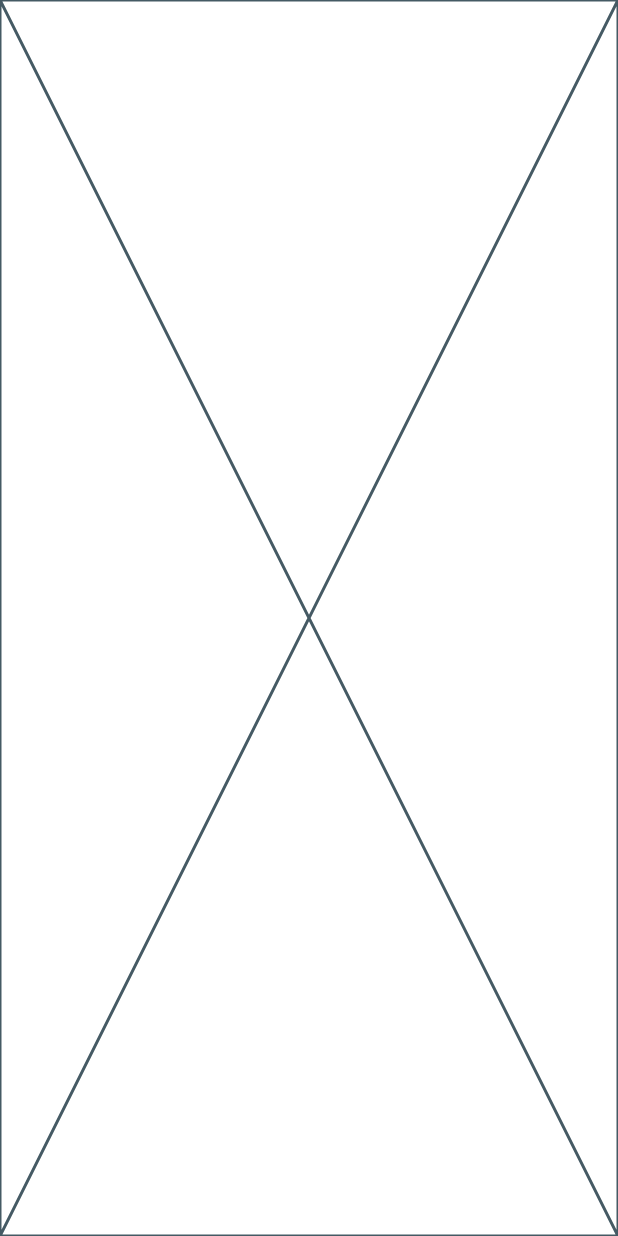
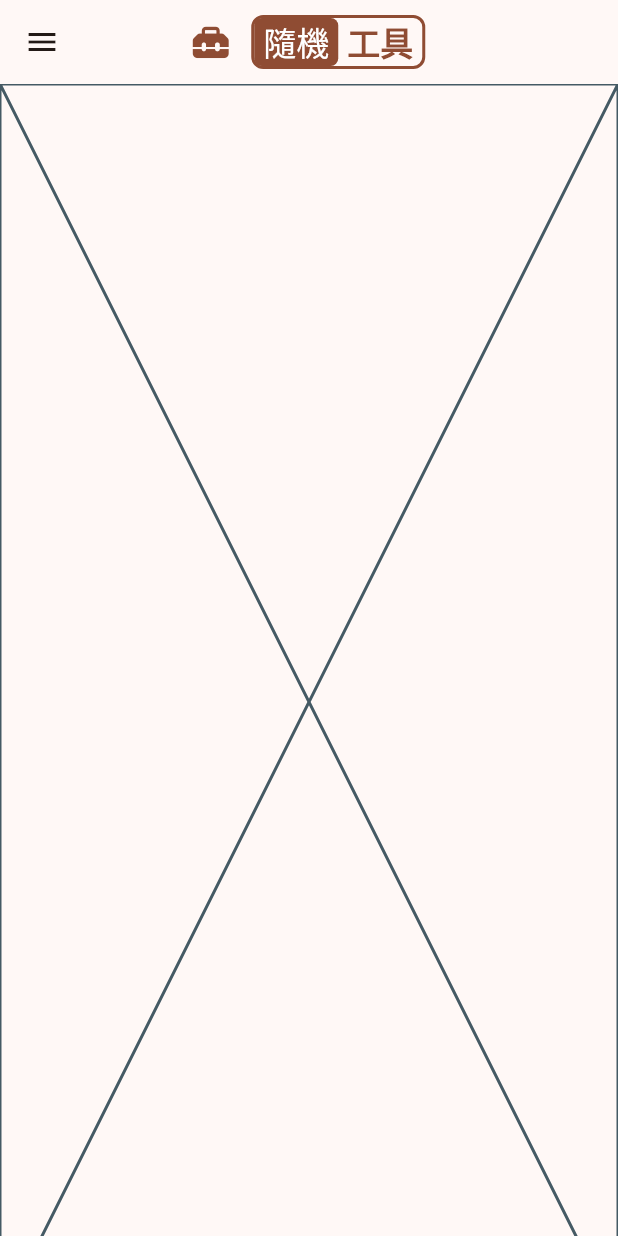
Before and after one commit to an920107/random-tools, a Flutter app: the screen it shows after launch, on a phone screen of 412 x 824 dp. Run offline on Flutter 3.47's test engine with Material 3 defaults, Android fonts, the phone set to English and light mode, and no system bars; our stand-ins replace font_awesome_flutter, go_router, responsive_framework, url_strategy.

Commit message:
feat: random number

```diff
--- /dev/null
+++ b/devtools_options.yaml
@@ -0,0 +1 @@
+extensions:
--- a/lib/main.dart
+++ b/lib/main.dart
@@ -1,23 +1,55 @@
-import 'package:flutter/material.dart';
-import 'package:random_tools/view/home_page.dart';
+import 'package:flutter/material.dart' hide Router;
+import 'package:go_router/go_router.dart';
+import 'package:provider/provider.dart';
+import 'package:random_tools/router/router.dart';
+import 'package:random_tools/view_modle/main_view_model.dart';
+import 'package:random_tools/view_modle/random_number_view_model.dart';
+import 'package:responsive_framework/responsive_framework.dart';
+import 'package:url_strategy/url_strategy.dart';
 
-void main() {
-  runApp(const MyApp());
+Future<void> main() async {
+  // 讓網址後方不會出現 `#`
+  setPathUrlStrategy();
+
+  WidgetsFlutterBinding.ensureInitialized();
+
+  // Go_Router 8.0.0 migration
+  GoRouter.optionURLReflectsImperativeAPIs = true;
+
+  runApp(const App());
 }
 
-class MyApp extends StatelessWidget {
-  const MyApp({super.key});
+class App extends StatelessWidget {
+  const App({super.key});
 
   @override
   Widget build(BuildContext context) {
-    return MaterialApp(
-      debugShowCheckedModeBanner: false,
-      title: "Random Tool",
-      theme: ThemeData(
-        colorScheme: ColorScheme.fromSeed(seedColor: Colors.amber),
-        useMaterial3: true,
-      ),
-      home: const HomePage(),
+    return MultiProvider(
+      providers: [
+        Provider(create: (_) => MainViewModel()),
+        ChangeNotifierProvider(create: (_) => RandomNumberViewModel()),
+      ],
+      child: Builder(builder: (context) {
+        return MaterialApp.router(
+          builder: (context, child) => ResponsiveBreakpoints.builder(
+            breakpoints: const [
+              Breakpoint(start: 0, end: 720, name: MOBILE),
+              Breakpoint(start: 721, end: 1280, name: TABLET),
+              Breakpoint(start: 1281, end: double.infinity, name: DESKTOP),
+            ],
+            child: child!,
+          ),
+          debugShowCheckedModeBanner: false,
+          title: "Random Tool",
+          theme: ThemeData(
+            // textTheme: GoogleFonts.notoSansTcTextTheme(Theme.of(context).textTheme),
+            colorScheme: ColorScheme.fromSeed(
+                seedColor: context.read<MainViewModel>().randomColor),
+            useMaterial3: true,
+          ),
+          routerConfig: Router.router,
+        );
+      }),
     );
   }
 }
--- /dev/null
+++ b/lib/router/router.dart
@@ -0,0 +1,20 @@
+import 'package:go_router/go_router.dart';
+import 'package:random_tools/router/routes.dart';
+import 'package:random_tools/view/home_page.dart';
+import 'package:random_tools/view/page/random_number_page.dart';
+
+abstract class Router {
+  static GoRouter get router => GoRouter(
+        initialLocation: Routes.root.path,
+        routes: [
+          GoRoute(
+            path: Routes.root.path,
+            builder: (_, __) => const HomePage(),
+          ),
+          GoRoute(
+            path: Routes.number.path,
+            builder: (_, __) => const RandomNumberPage(),
+          ),
+        ],
+      );
+}
--- /dev/null
+++ b/lib/router/routes.dart
@@ -0,0 +1,10 @@
+enum Routes {
+  root("/"),
+  number("/number"),
+  lot("/lot"),
+  order("/order");
+
+  final String path;
+
+  const Routes(this.path);
+}
--- /dev/null
+++ b/lib/view/base/base_app_bar.dart
@@ -0,0 +1,97 @@
+import 'package:flutter/material.dart';
+import 'package:font_awesome_flutter/font_awesome_flutter.dart';
+import 'package:random_tools/extension/responosive_extension.dart';
+import 'package:responsive_framework/responsive_framework.dart';
+
+class BaseAppBar extends StatelessWidget implements PreferredSizeWidget {
+  const BaseAppBar({super.key});
+
+  @override
+  Widget build(BuildContext context) {
+    final breakpoint = ResponsiveBreakpoints.of(context);
+
+    return AppBar(
+      automaticallyImplyLeading: false,
+      surfaceTintColor: Colors.transparent,
+      titleSpacing: breakpoint.sidePadding,
+      title: Row(
+        mainAxisSize: MainAxisSize.min,
+        children: [
+          Icon(
+            FontAwesomeIcons.toolbox,
+            color: Theme.of(context).colorScheme.primary,
+          ),
+          const SizedBox(width: 15),
+          Container(
+            decoration: BoxDecoration(
+              border: Border.all(
+                  color: Theme.of(context).colorScheme.primary, width: 2),
+              borderRadius: BorderRadius.circular(8),
+            ),
+            child: Row(
+              children: [
+                Container(
+                  padding:
+                      const EdgeInsets.symmetric(vertical: 2, horizontal: 6),
+                  decoration: BoxDecoration(
+                    borderRadius: BorderRadius.circular(5),
+                    color: Theme.of(context).colorScheme.primary,
+                  ),
+                  child: Text(
+                    "隨機",
+                    style: TextStyle(
+                      color: Theme.of(context).colorScheme.onPrimary,
+                    ),
+                  ),
+                ),
+                Padding(
+                  padding:
+                      const EdgeInsets.symmetric(vertical: 2, horizontal: 6),
+                  child: Text(
+                    "工具",
+                    style: TextStyle(
+                      color: Theme.of(context).colorScheme.primary,
+                      fontWeight: FontWeight.bold,
+                    ),
+                  ),
+                ),
+              ],
+            ),
+          ),
+        ],
+      ),
+
+      leading: breakpoint.isMobile
+          ? IconButton(
+              onPressed: () => Scaffold.of(context).openDrawer(),
+              icon: const Icon(Icons.menu),
+            )
+          : null,
+
+      // 手機介面標題置中
+      centerTitle: breakpoint.isMobile,
+
+      // 手機不顯示 nav options
+      actions: breakpoint.largerThan(MOBILE)
+          ? [
+              TextButton(
+                onPressed: () {},
+                child: const Text("亂數"),
+              ),
+              TextButton(
+                onPressed: () {},
+                child: const Text("抽籤"),
+              ),
+              TextButton(
+                onPressed: () {},
+                child: const Text("排序"),
+              ),
+              SizedBox(width: breakpoint.sidePadding),
+            ]
+          : [const SizedBox()],
+    );
+  }
+
+  @override
+  Size get preferredSize => const Size.fromHeight(kToolbarHeight);
+}
--- /dev/null
+++ b/lib/view/base/base_scafflod.dart
@@ -0,0 +1,30 @@
+import 'package:flutter/material.dart';
+import 'package:random_tools/view/base/base_app_bar.dart';
+import 'package:random_tools/view/base/base_footer.dart';
+
+class BaseScaffold extends StatelessWidget {
+  const BaseScaffold({
+    super.key,
+    this.body,
+  });
+
+  final Widget? body;
+
+  @override
+  Widget build(BuildContext context) {
+    final size = MediaQuery.of(context).size;
+
+    return Scaffold(
+      appBar: const BaseAppBar(),
+      body: ListView(
+        children: [
+          ConstrainedBox(
+            constraints: BoxConstraints(minHeight: size.height),
+            child: body ?? const SizedBox.shrink(),
+          ),
+          const BaseFooter(),
+        ],
+      ),
+    );
+  }
+}
--- a/lib/view/home_page.dart
+++ b/lib/view/home_page.dart
@@ -1,10 +1,13 @@
 import 'package:flutter/material.dart';
+import 'package:random_tools/view/base/base_scafflod.dart';
 
 class HomePage extends StatelessWidget {
   const HomePage({super.key});
 
   @override
   Widget build(BuildContext context) {
-    return const Placeholder();
+    return const BaseScaffold(
+      body: Placeholder(),
+    );
   }
 }
--- /dev/null
+++ b/lib/view_modle/main_view_model.dart
@@ -0,0 +1,11 @@
+import 'dart:math';
+
+import 'package:flutter/material.dart';
+
+class MainViewModel {
+  Color get randomColor {
+    final length = Colors.primaries.length;
+    final random = Random();
+    return Colors.primaries[random.nextInt(length)];
+  }
+}
--- /dev/null
+++ b/lib/view_modle/random_number_view_model.dart
@@ -0,0 +1,36 @@
+import 'dart:math';
+
+import 'package:flutter/material.dart';
+
+class RandomNumberViewModel with ChangeNotifier {
+  int? _number;
+  String get result => _number?.toString() ?? "?";
+
+  int _upperLimit = 100;
+  int get upperLimit => _upperLimit;
+  set upperLimit(int value) {
+    _upperLimit = value;
+    notifyListeners();
+  }
+
+  int _lowerLimit = 0;
+  int get lowerLimit => _lowerLimit;
+  set lowerLimit(int value) {
+    _lowerLimit = value;
+    notifyListeners();
+  }
+
+  void setLimit({required String lower, required String upper}) {
+    _lowerLimit = int.parse(lower);
+    _upperLimit = int.parse(upper);
+    notifyListeners();
+  }
+
+  String get limitLabel => "$_lowerLimit ~ $_upperLimit";
+
+  final _random = Random();
+  void nextRandom() {
+    _number = _random.nextInt(_upperLimit - _lowerLimit + 1) + _lowerLimit;
+    notifyListeners();
+  }
+}
--- a/pubspec.yaml
+++ b/pubspec.yaml
@@ -35,6 +35,12 @@ dependencies:
   # The following adds the Cupertino Icons font to your application.
   # Use with the CupertinoIcons class for iOS style icons.
   cupertino_icons: ^1.0.6
+  go_router: ^13.2.0
+  url_strategy: ^0.2.0
+  provider: ^6.1.2
+  responsive_framework: ^1.4.0
+  font_awesome_flutter: ^10.7.0
+  google_fonts: ^6.2.1
 
 dev_dependencies:
   flutter_test:
```
Also changed, not shown: lib/extension/responosive_extension.dart (added, +13 -0 lines), lib/view/base/base_footer.dart (added, +28 -0 lines), lib/view/page/random_number_page.dart (added, +114 -0 lines), pubspec.lock, 1 other file.
